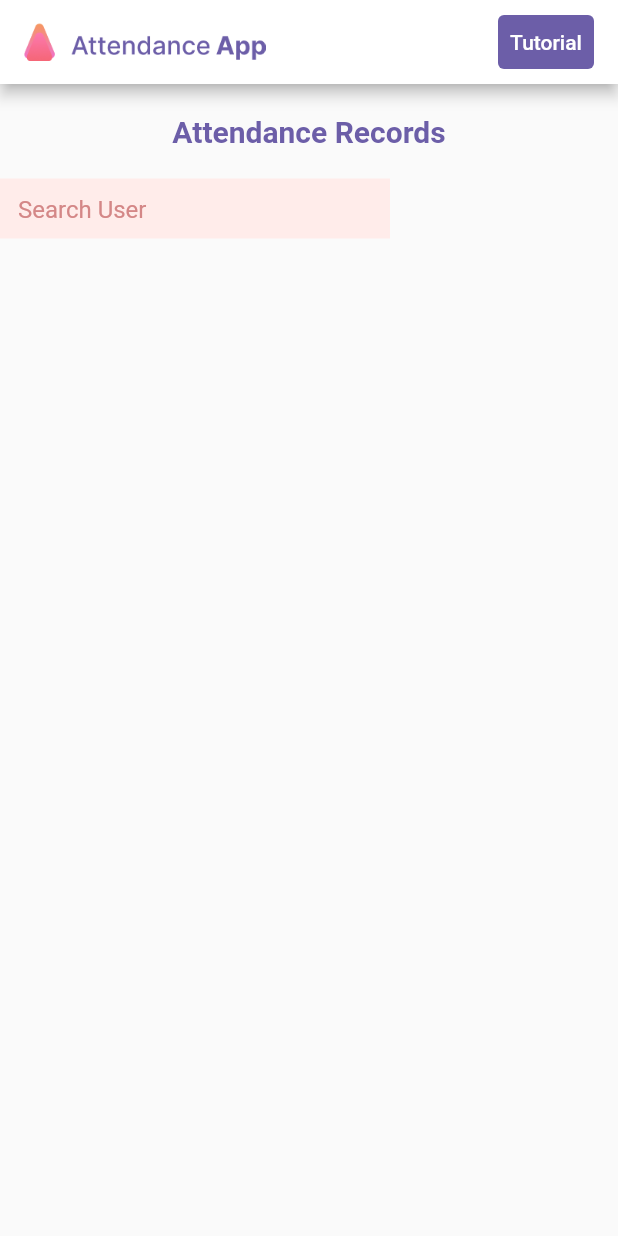
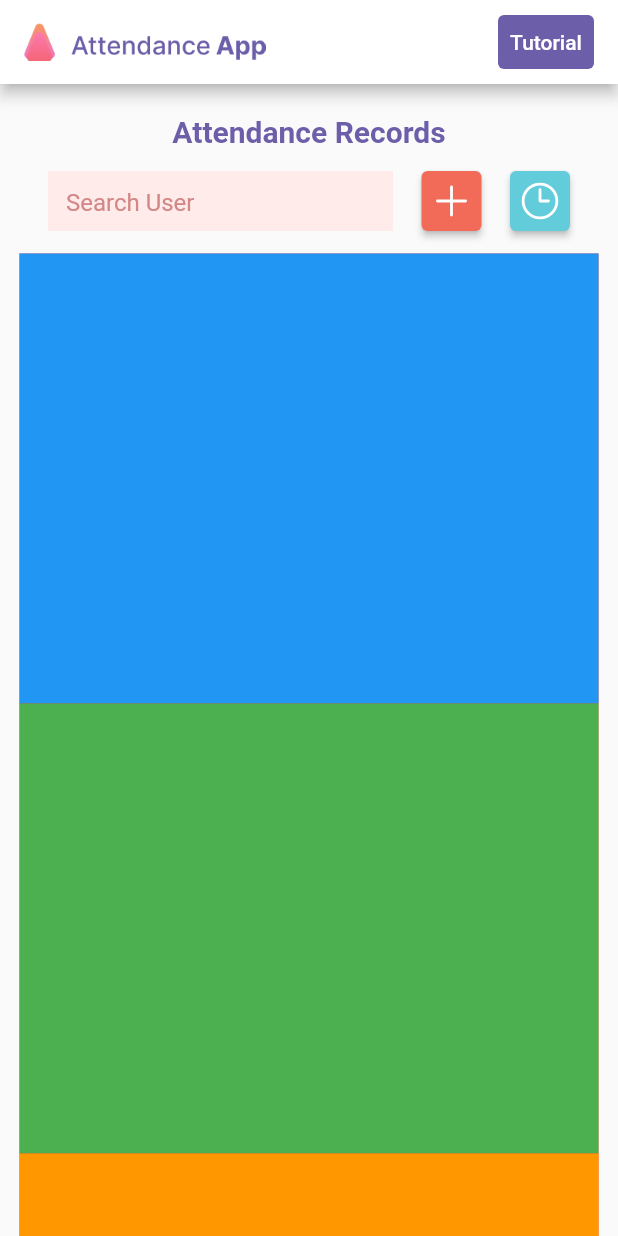
Before and after one commit to JeffSiaYuHeng/Flutter-Attendance, a Flutter app: the screen it shows after launch, on a phone screen of 412 x 824 dp. Run offline on Flutter 3.47's test engine with Material 2 defaults, Android fonts, the phone set to English and light mode, and no system bars; our stand-ins replace heroicons.

Commit message:
update on the AttendanceList widgets

```diff
--- a/lib/screens/mainScreen.dart
+++ b/lib/screens/mainScreen.dart
@@ -1,5 +1,6 @@
 import 'package:flutter/material.dart';
 import 'package:heroicons/heroicons.dart';
+import '../widgets/AttendanceListWidget.dart';
 
 class MainScreen extends StatelessWidget {
   Color primaryColor = Color(0xFF6C5EA8);
@@ -32,6 +33,7 @@ class MainScreen extends StatelessWidget {
       ),
       body: Container(
         alignment: Alignment.center,
+        padding: EdgeInsets.symmetric(horizontal: 13.0),
         child: Column(
           children: [
             const SizedBox(height: 20),
@@ -43,14 +45,15 @@ class MainScreen extends StatelessWidget {
                 fontWeight: FontWeight.bold,
               ),
             ),
-            const SizedBox(height: 20),
+            const SizedBox(height: 15),
             Row(
+              mainAxisAlignment: MainAxisAlignment.spaceEvenly,
               children: [
                 Column(
                   crossAxisAlignment: CrossAxisAlignment.start,
                   children: [
                     Container(
-                      width: 260,
+                      width: 230,
                       height: 40,
                       child: TextField(
                         decoration: InputDecoration(
@@ -66,8 +69,50 @@ class MainScreen extends StatelessWidget {
                     ),
                   ],
                 ),
+                Container(
+                  width: 40, // Set the width as needed
+                  height: 40, // Set the height as needed
+                  child: ElevatedButton(
+                    style: ElevatedButton.styleFrom(
+                      padding: EdgeInsets.zero,
+                      foregroundColor:
+                          Colors.white, // Background color of the button
+                      backgroundColor: Color.fromARGB(255, 241, 107, 88),
+                    ),
+                    onPressed: () {
+                      // Add your button's onPressed logic here
+                      print('Elevated Button Pressed');
+                    },
+                    child: HeroIcon(
+                      HeroIcons.plus, style: HeroIconStyle.outline,
+                      size: 30, // Set the size as needed
+                    ),
+                  ),
+                ),
+                Container(
+                  width: 40, // Set the width as needed
+                  height: 40, // Set the height as needed
+                  child: ElevatedButton(
+                    style: ElevatedButton.styleFrom(
+                      padding: EdgeInsets.zero,
+                      foregroundColor:
+                          Colors.white, // Background color of the button
+                      backgroundColor: Color.fromARGB(255, 98, 204, 218),
+                    ),
+                    onPressed: () {
+                      // Add your button's onPressed logic here
+                      print('Elevated Button Pressed');
+                    },
+                    child: HeroIcon(
+                      HeroIcons.clock, style: HeroIconStyle.outline,
+                      size: 30, // Set the size as needed
+                    ),
+                  ),
+                )
               ],
-            )
+            ),
+            const SizedBox(height: 15),
+            AttendanceListWidget(),
           ],
         ),
       ),
--- /dev/null
+++ b/lib/widgets/AttendanceListWidget.dart
@@ -0,0 +1,29 @@
+import 'package:flutter/material.dart';
+
+class AttendanceListWidget extends StatelessWidget {
+  @override
+  Widget build(BuildContext context) {
+    return SingleChildScrollView(
+      child: Container(
+        color: Colors.red,
+        child: Column(
+          children: [
+            // Your content for the attendance list goes here
+            Container(
+              height: 300, // Example content that exceeds screen height
+              color: Colors.blue,
+            ),
+            Container(
+              height: 300,
+              color: Colors.green,
+            ),
+            Container(
+              height: 300,
+              color: Colors.orange,
+            ),
+          ],
+        ),
+      ),
+    );
+  }
+}
```
